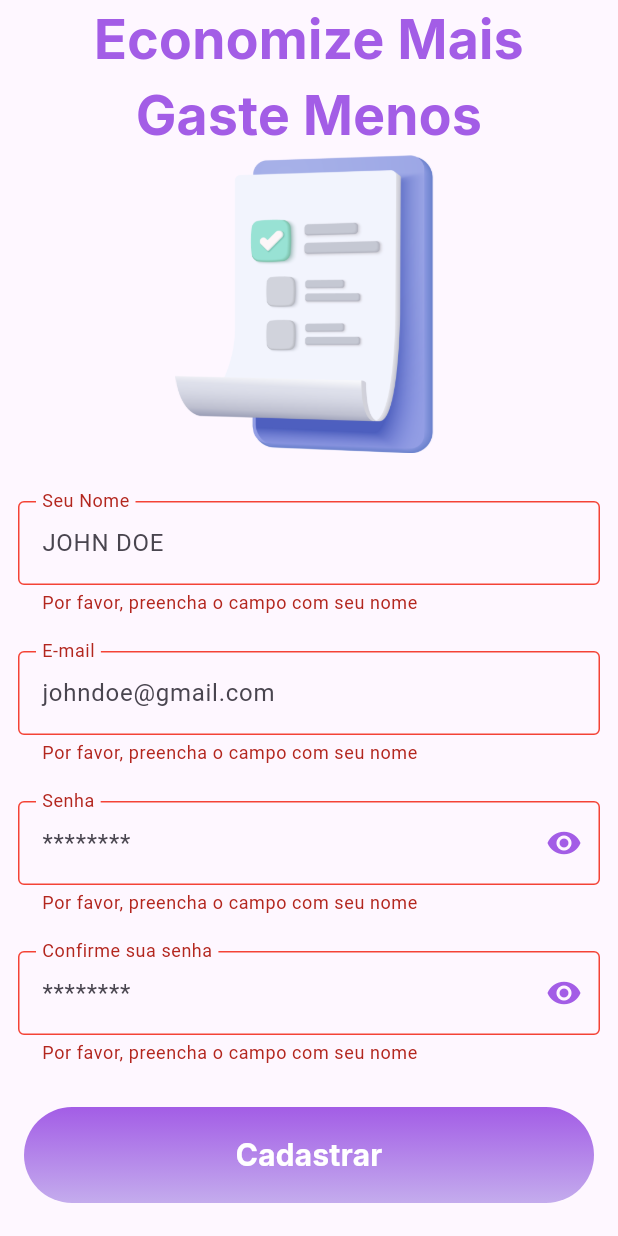
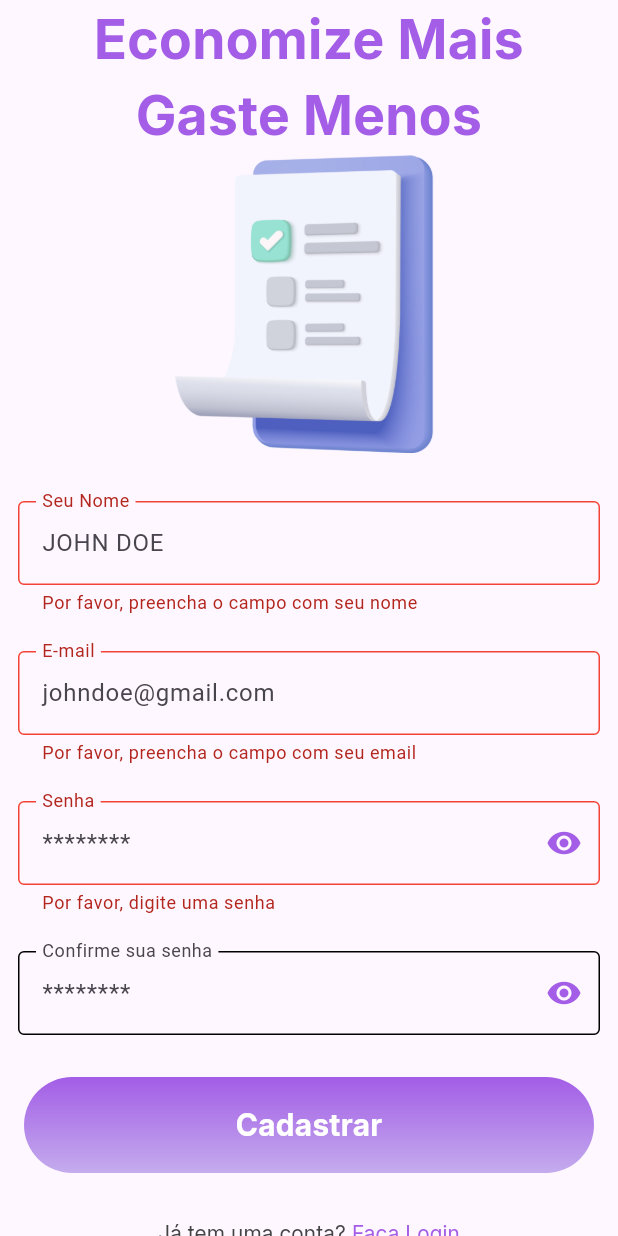
Before and after one commit to sabrinacastelo/Finance, a Flutter app: the screen it shows after launch, after a tap on "Cadastrar", on a phone screen of 412 x 824 dp. Run offline on Flutter 3.47's test engine with Material 3 defaults, Android fonts, the phone set to English and light mode, and no system bars.

Commit message:
fourth commit

```diff
--- /dev/null
+++ b/lib/common/utils/validator.dart
@@ -0,0 +1,44 @@
+class Validator{
+  Validator._();
+
+    static String? validateName(String? value) {
+      final condition = RegExp(r"\b([A-ZÀ-ÿ][-,a-z. ']+[ ]*)+");
+    if (value != null && value.isEmpty) {
+      return 'Por favor, preencha o campo com seu nome';
+    }
+    if(value != null && !condition.hasMatch(value)){
+      return 'Nome inválido. Digite um nome válido';
+    }
+    return null;
+  }
+
+  static String? validateEmail(String? value) {
+      final condition = RegExp(r"^[\w-\.]+@([\w-]+\.)+[\w-]{2,4}$");
+    if (value != null && value.isEmpty) {
+      return 'Por favor, preencha o campo com seu email';
+    }
+    if(value != null && !condition.hasMatch(value)){
+      return 'Email inválido. Digite um email válido';
+    }
+    return null;
+  }
+
+  static String? validatePassword(String? value) {
+      final condition = RegExp(r"^(?=.*\d)(?=.*[a-z])(?=.*[A-Z]).{8,}$");
+    if (value != null && value.isEmpty) {
+      return 'Por favor, digite uma senha';
+    }
+    if(value != null && !condition.hasMatch(value)){
+      return 'Senha inválida. Digite uma senha válida';
+    }
+    return null;
+  }
+
+  static String? validateConfirmPassword(String? first, String? second) {
+    if (first != second) {
+      return 'As senhas não coincidem, repita a mesma senha';
+    }
+    return null;
+  }
+
+}
--- a/lib/common/widgets/custom_text_field.dart
+++ b/lib/common/widgets/custom_text_field.dart
@@ -14,8 +14,21 @@ class CustomTextFormField extends StatefulWidget {
   final bool? obscureText;
   final List<TextInputFormatter>? inputFormatters;
   final String? Function(String?)? validator;
-    const CustomTextFormField({
-    super.key,  this.padding, this.hintText, this.labelText, this.textCapitalization, this.controller, this.keyboardType, this.maxLength, this.suffixIcon, this.obscureText, this.inputFormatters, this.validator,
+  final String? helperText;
+  const CustomTextFormField({
+    super.key,
+    this.padding,
+    this.hintText,
+    this.labelText,
+    this.textCapitalization,
+    this.controller,
+    this.keyboardType,
+    this.maxLength,
+    this.suffixIcon,
+    this.obscureText,
+    this.inputFormatters,
+    this.validator,
+    this.helperText,
   });
 
   @override
@@ -26,11 +39,30 @@ class _CustomTextFormFieldState extends State<CustomTextFormField> {
   final defaultBorder = const OutlineInputBorder();
   final BorderSide borderSide = const BorderSide(color: AppColors.primaryColor);
 
+  String? _helperText;
+
+  @override
+  void initState() {
+    super.initState();
+    _helperText = widget.helperText;
+  }
+
   @override
   Widget build(BuildContext context) {
     return Padding(
       padding: widget.padding ?? const EdgeInsets.all(12.0),
       child: TextFormField(
+        onChanged: (value) {
+          if (value.length == 1){
+            setState(() {
+              _helperText = null;
+            });
+          }else if (value.isEmpty){
+            setState(() {
+              _helperText = widget.helperText;
+            });
+          }
+        },
         inputFormatters: widget.inputFormatters,
         validator: widget.validator,
         style: const TextStyle(color: AppColors.primaryColor),
@@ -38,8 +70,12 @@ class _CustomTextFormFieldState extends State<CustomTextFormField> {
         maxLength: widget.maxLength,
         keyboardType: widget.keyboardType,
         controller: widget.controller,
-        textCapitalization: widget.textCapitalization ?? TextCapitalization.none,
+        textCapitalization:
+            widget.textCapitalization ?? TextCapitalization.none,
         decoration: InputDecoration(
+          helperText: _helperText,
+          helperMaxLines: 3,
+          errorMaxLines: 3,
           suffixIcon: widget.suffixIcon != null
               ? IconTheme(
                   data: const IconThemeData(color: AppColors.primaryColor),
@@ -48,10 +84,14 @@ class _CustomTextFormFieldState extends State<CustomTextFormField> {
               : null,
           floatingLabelBehavior: FloatingLabelBehavior.always,
           labelText: widget.labelText,
-          focusedBorder: defaultBorder.copyWith(borderSide: const BorderSide(color: AppColors.primaryColor)),
-          errorBorder: defaultBorder.copyWith(borderSide: const BorderSide(
-            color: Colors.red,)),
-          focusedErrorBorder: defaultBorder.copyWith(borderSide: const BorderSide(
+          focusedBorder: defaultBorder.copyWith(
+              borderSide: const BorderSide(color: AppColors.primaryColor)),
+          errorBorder: defaultBorder.copyWith(
+              borderSide: const BorderSide(
+            color: Colors.red,
+          )),
+          focusedErrorBorder: defaultBorder.copyWith(
+              borderSide: const BorderSide(
             color: Colors.red,
           )),
           enabledBorder: defaultBorder,
--- a/lib/common/widgets/password_form_field.dart
+++ b/lib/common/widgets/password_form_field.dart
@@ -9,7 +9,8 @@ class PasswordFormField extends StatefulWidget {
   final String? hintText;
   final String? labelText;
   final FormFieldValidator<String>? validator;
-  const PasswordFormField({super.key, this.controller, this.padding, this.hintText, this.labelText, this.validator});
+  final String? helperText;
+  const PasswordFormField({super.key, this.controller, this.padding, this.hintText, this.labelText, this.validator, this.helperText});
 
   @override
   State<PasswordFormField> createState() => _PasswordFormFieldState();
@@ -22,6 +23,7 @@ class _PasswordFormFieldState extends State<PasswordFormField> {
   @override
   Widget build(BuildContext context) {
     return CustomTextFormField(
+      helperText: widget.helperText,
       validator: widget.validator,
       obscureText: isHidden,
       controller: widget.controller,
--- /dev/null
+++ b/lib/features/signup/sign_up_state.dart
@@ -0,0 +1,9 @@
+abstract class SignUpState {}
+
+class SignUpInitialState extends SignUpState {}
+
+class SignUpLoadingState extends SignUpState {}
+
+class SignUpSuccessState extends SignUpState {}
+
+class SignUpErrorState extends SignUpState {}
--- a/lib/features/signup/signup_page.dart
+++ b/lib/features/signup/signup_page.dart
@@ -1,10 +1,13 @@
 import 'dart:developer';
 
 import 'package:finances/common/constants/app_colors.dart';
+import 'package:finances/common/utils/validator.dart';
 import 'package:finances/common/widgets/custom_text_field.dart';
 import 'package:finances/common/widgets/multi_text_button.dart';
 import 'package:finances/common/widgets/password_form_field.dart';
 import 'package:finances/common/widgets/primary_button.dart';
+import 'package:finances/features/signup/sign_up_controller.dart';
+import 'package:finances/features/signup/sign_up_state.dart';
 import 'package:flutter/material.dart';
 
 class SignUpPage extends StatefulWidget {
@@ -16,6 +19,51 @@ class SignUpPage extends StatefulWidget {
 
 class _SignUpPageState extends State<SignUpPage> {
   final _formKey = GlobalKey();
+  final _passwordController = TextEditingController();
+  final _controller = SignUpController();
+
+  @override
+  void dispose() {
+    _passwordController.dispose();
+    super.dispose();
+  }
+
+  @override
+  void initState() {
+    super.initState();
+    _controller.addListener(() {
+      if (_controller.state is SignUpLoadingState) {
+        showDialog(
+            context: context,
+            builder: (context) =>
+                const Center(child: CircularProgressIndicator()));
+      }
+      if (_controller.state is SignUpSuccessState) {
+        // Navigator.of(context).pushReplacementNamed('/home');
+        Navigator.pop(context);
+        Navigator.push(
+          context,
+          MaterialPageRoute(
+            builder: (context) => const Scaffold(
+              body: Center(
+                child: Text('Logado com sucesso'),
+              ),
+            ),
+          ),
+        );
+      }
+      if (_controller.state is SignUpErrorState) {
+        Navigator.pop(context);
+        showDialog(
+          context: context,
+          builder: (context) => const SizedBox(
+            height: 150,
+            child: Text('Erro ao se cadastrar'),
+          ),
+        );
+      }
+    });
+  }
 
   @override
   Widget build(BuildContext context) {
@@ -48,46 +96,30 @@ class _SignUpPageState extends State<SignUpPage> {
             key: _formKey,
             child: Column(
               children: [
-                CustomTextFormField(
+                const CustomTextFormField(
                   labelText: 'Seu Nome',
                   hintText: 'JOHN DOE',
                   // inputFormatters: [UpperCaseTextInputFormatter(),],
-                  validator: (value) {
-                    if (value != null && value.isEmpty) {
-                      return 'Por favor, preencha o campo com seu nome';
-                    }
-                    return null;
-                  },
+                  validator: Validator.validateName,
                 ),
-                CustomTextFormField(
+                const CustomTextFormField(
                   labelText: 'E-mail',
                   hintText: 'johndoe@gmail.com',
-                  validator: (value) {
-                    if (value != null && value.isEmpty) {
-                      return 'Por favor, preencha o campo com seu nome';
-                    }
-                    return null;
-                  },
+                  validator: Validator.validateEmail,
                 ),
                 PasswordFormField(
+                  controller: _passwordController,
                   labelText: 'Senha',
                   hintText: '********',
-                  validator: (value) {
-                    if (value != null && value.isEmpty) {
-                      return 'Por favor, preencha o campo com seu nome';
-                    }
-                    return null;
-                  },
+                  validator: Validator.validatePassword,
+                  helperText:
+                      'A senha deve conter no mínimo 8 caracteres, contendo uma letra maiúscula e um número',
                 ),
                 PasswordFormField(
                   labelText: 'Confirme sua senha',
                   hintText: '********',
-                  validator: (value) {
-                    if (value != null && value.isEmpty) {
-                      return 'Por favor, preencha o campo com seu nome';
-                    }
-                    return null;
-                  },
+                  validator: (value) => Validator.validateConfirmPassword(
+                      value, _passwordController.text),
                 ),
               ],
             ),
@@ -97,12 +129,13 @@ class _SignUpPageState extends State<SignUpPage> {
               child: PrimaryButton(
                 text: 'Cadastrar',
                 onPressed: () {
-                final valid = _formKey.currentState != null && (_formKey.currentState as FormState).validate();
-                 if(valid){
-                    log('Valido');
-                 }else{
+                  final valid = _formKey.currentState != null &&
+                      (_formKey.currentState as FormState).validate();
+                  if (valid) {
+                    _controller.doSignUp();
+                  } else {
                     log('Invalido');
-                 }
+                  }
                 },
               )),
           const MultiTextButton(onPressed: null, children: [
```
Also changed, not shown: lib/features/signup/sign_up_controller.dart (added, +30 -0 lines).
